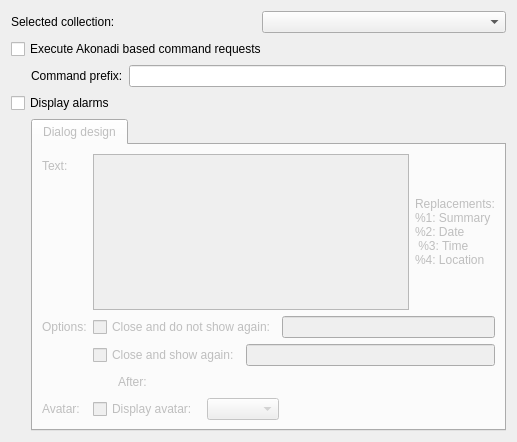
Old version of the form plugins/Commands/Akonadi/akonadiconfigurationdlg.ui in the repository KDE/simon.
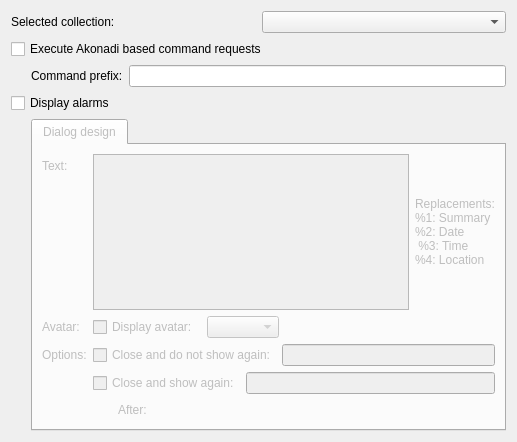
New version of the form. Custom widgets are drawn as their Qt base class.

```diff
--- a/plugins/Commands/Akonadi/akonadiconfigurationdlg.ui
+++ b/plugins/Commands/Akonadi/akonadiconfigurationdlg.ui
@@ -137,14 +137,14 @@
            </item>
           </layout>
          </item>
-         <item row="1" column="0">
+         <item row="2" column="0">
           <widget class="QLabel" name="label_5">
            <property name="text">
             <string>Options:</string>
            </property>
           </widget>
          </item>
-         <item row="1" column="1">
+         <item row="2" column="1">
           <layout class="QHBoxLayout" name="horizontalLayout_5">
            <item>
             <widget class="QCheckBox" name="checkBox">
@@ -158,7 +158,7 @@
            </item>
           </layout>
          </item>
-         <item row="2" column="1">
+         <item row="3" column="1">
           <layout class="QHBoxLayout" name="horizontalLayout_7">
            <item>
             <widget class="QCheckBox" name="checkBox_2">
@@ -172,7 +172,7 @@
            </item>
           </layout>
          </item>
-         <item row="3" column="1">
+         <item row="4" column="1">
           <layout class="QHBoxLayout" name="horizontalLayout_6">
            <item>
             <spacer name="horizontalSpacer_3">
@@ -202,14 +202,14 @@
            </item>
           </layout>
          </item>
-         <item row="4" column="0">
+         <item row="1" column="0">
           <widget class="QLabel" name="label_7">
            <property name="text">
             <string>Avatar:</string>
            </property>
           </widget>
          </item>
-         <item row="4" column="1">
+         <item row="1" column="1">
           <layout class="QHBoxLayout" name="horizontalLayout_8">
            <item>
             <widget class="QCheckBox" name="cbDisplayAvatar">
```
Left out of the diff: 6 changed lines with no effect on the pictures.
